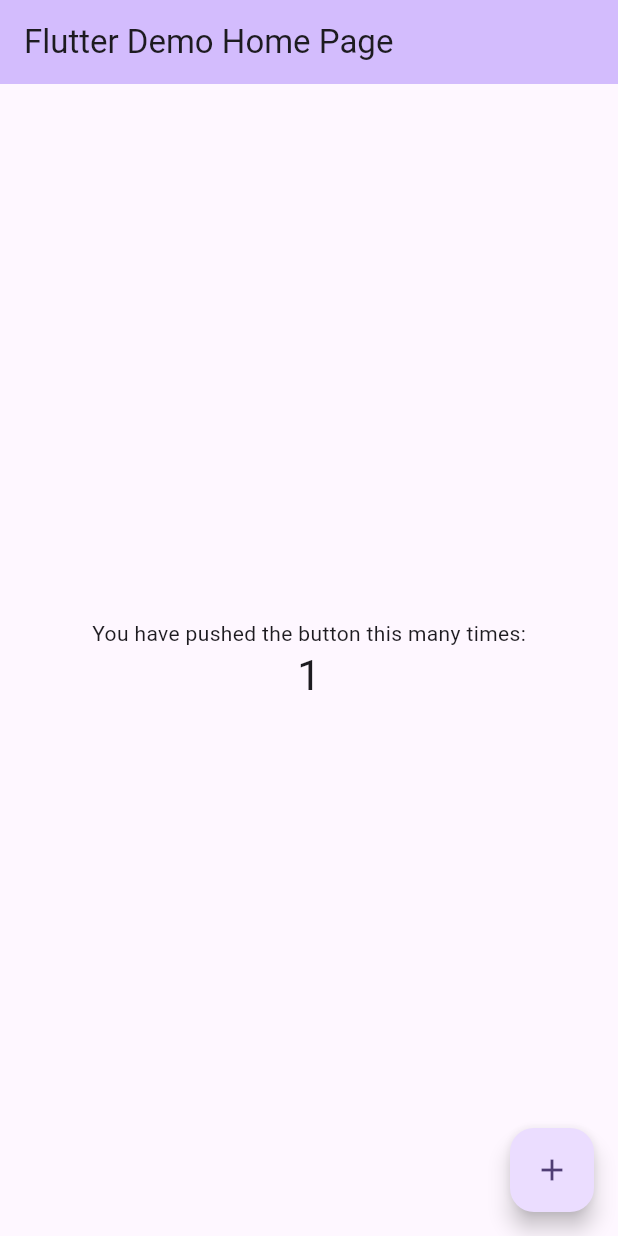
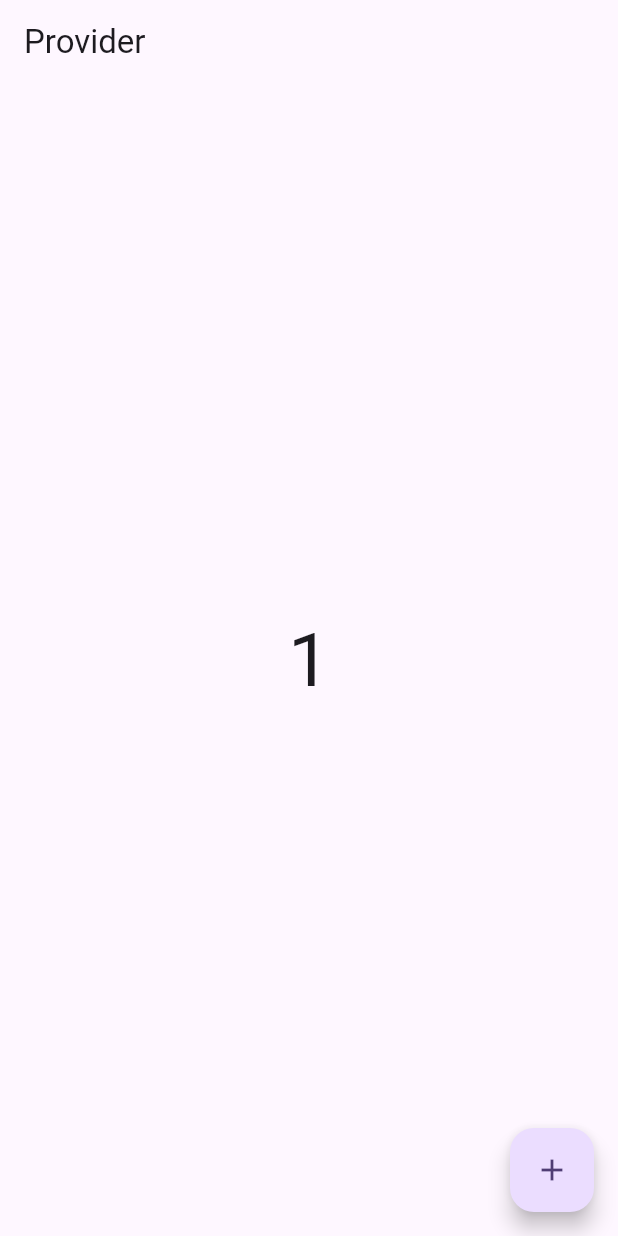
Before and after one commit to carbon-ahs/flutter_provider, a Flutter app: the screen it shows after launch, after a tap on the "add" icon, on a phone screen of 412 x 824 dp. Run offline on Flutter 3.47's test engine with Material 3 defaults, Android fonts, the phone set to English and light mode, and no system bars.

Commit message:
provider implimented

```diff
--- a/lib/main.dart
+++ b/lib/main.dart
@@ -1,4 +1,9 @@
+// ignore_for_file: prefer_const_constructors
+
 import 'package:flutter/material.dart';
+import 'package:flutter_provider/provider/count_provider.dart';
+import 'package:flutter_provider/screens/count_screen.dart';
+import 'package:provider/provider.dart';
 
 void main() {
   runApp(const MyApp());
@@ -10,116 +15,16 @@ class MyApp extends StatelessWidget {
   // This widget is the root of your application.
   @override
   Widget build(BuildContext context) {
-    return MaterialApp(
-      title: 'Flutter Demo',
-      theme: ThemeData(
-        // This is the theme of your application.
-        //
-        // TRY THIS: Try running your application with "flutter run". You'll see
-        // the application has a purple toolbar. Then, without quitting the app,
-        // try changing the seedColor in the colorScheme below to Colors.green
-        // and then invoke "hot reload" (save your changes or press the "hot
-        // reload" button in a Flutter-supported IDE, or press "r" if you used
-        // the command line to start the app).
-        //
-        // Notice that the counter didn't reset back to zero; the application
-        // state is not lost during the reload. To reset the state, use hot
-        // restart instead.
-        //
-        // This works for code too, not just values: Most code changes can be
-        // tested with just a hot reload.
-        colorScheme: ColorScheme.fromSeed(seedColor: Colors.deepPurple),
-        useMaterial3: true,
+    return ChangeNotifierProvider(
+      create: (_) => CountProvider(),
+      child: MaterialApp(
+        title: 'Flutter Demo',
+        theme: ThemeData(
+          colorScheme: ColorScheme.fromSeed(seedColor: Colors.deepPurple),
+          useMaterial3: true,
+        ),
+        home: CountScreen(),
       ),
-      home: const MyHomePage(title: 'Flutter Demo Home Page'),
     );
   }
 }
-
-class MyHomePage extends StatefulWidget {
-  const MyHomePage({super.key, required this.title});
-
-  // This widget is the home page of your application. It is stateful, meaning
-  // that it has a State object (defined below) that contains fields that affect
-  // how it looks.
-
-  // This class is the configuration for the state. It holds the values (in this
-  // case the title) provided by the parent (in this case the App widget) and
-  // used by the build method of the State. Fields in a Widget subclass are
-  // always marked "final".
-
-  final String title;
-
-  @override
-  State<MyHomePage> createState() => _MyHomePageState();
-}
-
-class _MyHomePageState extends State<MyHomePage> {
-  int _counter = 0;
-
-  void _incrementCounter() {
-    setState(() {
-      // This call to setState tells the Flutter framework that something has
-      // changed in this State, which causes it to rerun the build method below
-      // so that the display can reflect the updated values. If we changed
-      // _counter without calling setState(), then the build method would not be
-      // called again, and so nothing would appear to happen.
-      _counter++;
-    });
-  }
-
-  @override
-  Widget build(BuildContext context) {
-    // This method is rerun every time setState is called, for instance as done
-    // by the _incrementCounter method above.
-    //
-    // The Flutter framework has been optimized to make rerunning build methods
-    // fast, so that you can just rebuild anything that needs updating rather
-    // than having to individually change instances of widgets.
-    return Scaffold(
-      appBar: AppBar(
-        // TRY THIS: Try changing the color here to a specific color (to
-        // Colors.amber, perhaps?) and trigger a hot reload to see the AppBar
-        // change color while the other colors stay the same.
-        backgroundColor: Theme.of(context).colorScheme.inversePrimary,
-        // Here we take the value from the MyHomePage object that was created by
-        // the App.build method, and use it to set our appbar title.
-        title: Text(widget.title),
-      ),
-      body: Center(
-        // Center is a layout widget. It takes a single child and positions it
-        // in the middle of the parent.
-        child: Column(
-          // Column is also a layout widget. It takes a list of children and
-          // arranges them vertically. By default, it sizes itself to fit its
-          // children horizontally, and tries to be as tall as its parent.
-          //
-          // Column has various properties to control how it sizes itself and
-          // how it positions its children. Here we use mainAxisAlignment to
-          // center the children vertically; the main axis here is the vertical
-          // axis because Columns are vertical (the cross axis would be
-          // horizontal).
-          //
-          // TRY THIS: Invoke "debug painting" (choose the "Toggle Debug Paint"
-          // action in the IDE, or press "p" in the console), to see the
-          // wireframe for each widget.
-          mainAxisAlignment: MainAxisAlignment.center,
-          children: <Widget>[
-            const Text(
-              'You have pushed the button this many times:',
-            ),
-            Text(
-              '$_counter',
-              style: Theme.of(context).textTheme.headlineMedium,
-            ),
-          ],
-        ),
-      ),
-      floatingActionButton: FloatingActionButton(
-        onPressed: _incrementCounter,
-        tooltip: 'Increment',
-        child: const Icon(Icons.add),
-      ), // This trailing comma makes auto-formatting nicer for build methods.
-    );
-  }
-}
--- /dev/null
+++ b/lib/provider/count_provider.dart
@@ -0,0 +1,11 @@
+import 'package:flutter/foundation.dart';
+
+class CountProvider with ChangeNotifier {
+  int _count = 0;
+  int get count => _count;
+
+  void setCount() {
+    _count++;
+    notifyListeners();
+  }
+}
--- /dev/null
+++ b/lib/screens/count_screen.dart
@@ -0,0 +1,50 @@
+// ignore_for_file: avoid_print, prefer_interpolation_to_compose_strings, prefer_const_constructors
+
+import 'package:flutter/material.dart';
+import 'package:flutter_provider/provider/count_provider.dart';
+import 'package:provider/provider.dart';
+
+class CountScreen extends StatefulWidget {
+  const CountScreen({super.key});
+
+  @override
+  State<CountScreen> createState() => _CountScreenState();
+}
+
+class _CountScreenState extends State<CountScreen> {
+  @override
+  Widget build(BuildContext context) {
+    final counterProvider = Provider.of<CountProvider>(context, listen: false);
+    print('Build ' + counterProvider.count.toString());
+
+    return Scaffold(
+      appBar: AppBar(
+        title: Text('Provider'),
+      ),
+      floatingActionButton: FloatingActionButton(
+        onPressed: () {
+          counterProvider.setCount();
+        },
+        child: Icon(Icons.add),
+      ),
+      body: Column(
+        mainAxisAlignment: MainAxisAlignment.center,
+        crossAxisAlignment: CrossAxisAlignment.center,
+        children: [
+          Center(
+            child: Consumer<CountProvider>(
+              builder: (BuildContext context, value, Widget? child) {
+                return Text(
+                  counterProvider.count.toString(),
+                  style: TextStyle(
+                    fontSize: 50,
+                  ),
+                );
+              },
+            ),
+          ),
+        ],
+      ),
+    );
+  }
+}
--- /dev/null
+++ b/lib/screens/why_provider_screen.dart
@@ -0,0 +1,37 @@
+// ignore_for_file: avoid_print, prefer_interpolation_to_compose_strings, prefer_const_constructors
+
+import 'package:flutter/material.dart';
+
+class WhyProviderScreen extends StatefulWidget {
+  const WhyProviderScreen({super.key});
+
+  @override
+  State<WhyProviderScreen> createState() => _WhyProviderScreenState();
+}
+
+class _WhyProviderScreenState extends State<WhyProviderScreen> {
+  int count = 0;
+  @override
+  Widget build(BuildContext context) {
+    print('Build ' + count.toString());
+    return Scaffold(
+      appBar: AppBar(
+        title: Text('Provider'),
+      ),
+      body: Column(
+        mainAxisAlignment: MainAxisAlignment.center,
+        crossAxisAlignment: CrossAxisAlignment.center,
+        children: [
+          Center(
+            child: Text(
+              count.toString(),
+              style: TextStyle(
+                fontSize: 50,
+              ),
+            ),
+          ),
+        ],
+      ),
+    );
+  }
+}
--- a/pubspec.yaml
+++ b/pubspec.yaml
@@ -35,6 +35,7 @@ dependencies:
   # The following adds the Cupertino Icons font to your application.
   # Use with the CupertinoIcons class for iOS style icons.
   cupertino_icons: ^1.0.2
+  provider: ^6.1.1
 
 dev_dependencies:
   flutter_test:
```
Also changed, not shown: pubspec.lock.
